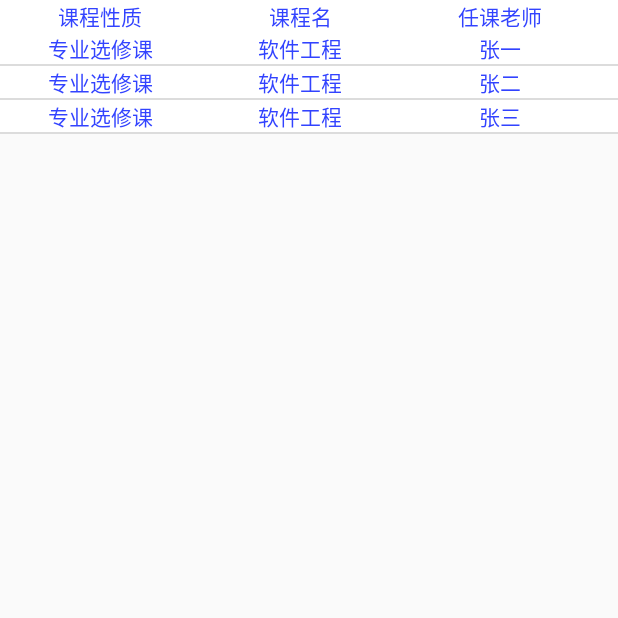
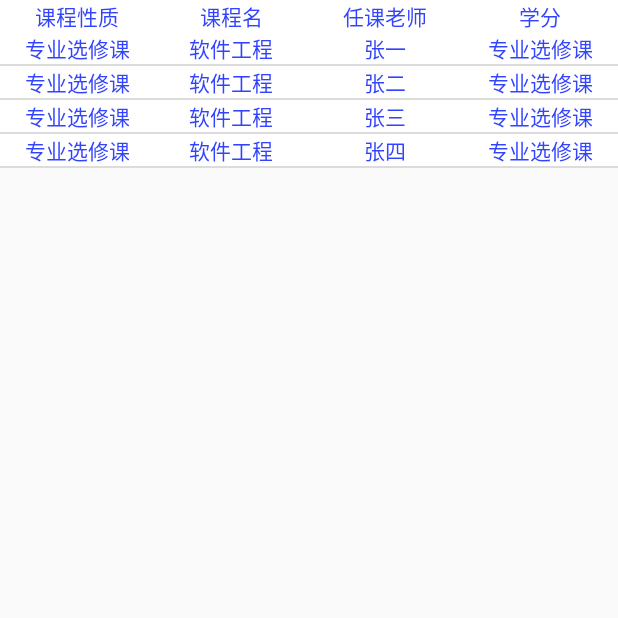
Before and after one commit to Cowin1997/CoUrSeSyStEm, an Android app: the fragment FragmentCommon placed in its activity, on a phone screen of 412 x 824 dp, the top half of it. Run offline under Robolectric (Android 15) with nearby library versions, the light colour scheme and no system bars; libraries missing offline, so code that uses them is left out: com.heima.tabview; plain views replace TabView; 9 statements that could not run were skipped.

Commit message:
2018-12-07 1:17

```diff
--- a/app/build.gradle
+++ b/app/build.gradle
@@ -27,5 +27,6 @@ dependencies {
     androidTestImplementation 'com.android.support.test:runner:1.0.2'
     androidTestImplementation 'com.android.support.test.espresso:espresso-core:3.0.2'
     implementation 'com.android.support:recyclerview-v7:27.1.1'
+    implementation 'com.android.support:percent:27.1.1'
 
 }
--- a/app/src/main/java/www/hqu/edu/cn/lxb/Adapters/StudentCourseAdapter.java
+++ b/app/src/main/java/www/hqu/edu/cn/lxb/Adapters/StudentCourseAdapter.java
@@ -3,6 +3,7 @@ package www.hqu.edu.cn.lxb.Adapters;
 import android.content.Context;
 import android.support.annotation.NonNull;
 import android.support.v7.widget.RecyclerView;
+import android.view.LayoutInflater;
 import android.view.View;
 import android.view.ViewGroup;
 import android.widget.TextView;
@@ -19,6 +20,21 @@ public class StudentCourseAdapter extends RecyclerView.Adapter <StudentCourseAda
     //传递进来的参数
     List<Course> list;
 
+    public List<Course> getList() {
+        return list;
+    }
+
+    public void setList(List<Course> list) {
+        this.list = list;
+    }
+
+    /**
+     *
+     *  初始化
+     *
+     * @param context
+     * @param list
+     */
 
     public StudentCourseAdapter(Context context, List<Course> list) {
         this.context = context;
@@ -29,10 +45,15 @@ public class StudentCourseAdapter extends RecyclerView.Adapter <StudentCourseAda
     @Override
     public MyHolder onCreateViewHolder(@NonNull ViewGroup parent, int viewType) {
         //创建自定义布局
-        View itemView = View.inflate(context, R.layout.item_layout, null);
+        LayoutInflater inflater = LayoutInflater.from(context);
+        // 下面这个 有毒 , 不会使用root view
+        //  View itemView = View.inflate(context, R.layout.item_layout, null);
+        View itemView = inflater.inflate(R.layout.item_layout,parent, false);
         return new MyHolder(itemView);
     }
 
+
+    // 数据绑定
     @Override
     public void onBindViewHolder(@NonNull MyHolder holder, int position) {
 
@@ -46,6 +67,11 @@ public class StudentCourseAdapter extends RecyclerView.Adapter <StudentCourseAda
 
     }
 
+    /**
+     *   这个方法返回整数,用于数据绑定的行数;
+     *
+      * @return
+     */
     @Override
     public int getItemCount() {
         return list.size();
@@ -76,7 +102,6 @@ public class StudentCourseAdapter extends RecyclerView.Adapter <StudentCourseAda
             teacherName = itemView.findViewById(R.id.teachername);
             //学分
             courseCredit = itemView.findViewById(R.id.coursecredit);
-
 
             //点击事件放在adapter中使用，也可以写个接口在activity中调用
             //方法一：在adapter中设置点击事件
--- a/app/src/main/java/www/hqu/edu/cn/lxb/Fragments/FragmentCommon.java
+++ b/app/src/main/java/www/hqu/edu/cn/lxb/Fragments/FragmentCommon.java
@@ -8,6 +8,7 @@ import android.support.v7.widget.GridLayoutManager;
 import android.support.v7.widget.LinearLayoutManager;
 import android.support.v7.widget.RecyclerView;
 import android.support.v7.widget.StaggeredGridLayoutManager;
+import android.util.Log;
 import android.view.LayoutInflater;
 import android.view.View;
 import android.view.ViewGroup;
@@ -33,10 +34,20 @@ public class FragmentCommon extends Fragment {
         fragmentCommon.setArguments(bundle);
         return fragmentCommon;
     }
+
+    public List<Course> getList() {
+        return list;
+    }
+
+    public void setList(List<Course> list) {
+        this.list = list;
+    }
+
     @Nullable @Override
     public View onCreateView(LayoutInflater inflater,
                              @Nullable ViewGroup container, @Nullable Bundle savedInstanceState) {
         initData();
+
         View view=inflater.inflate(R.layout.fragment_common,container,false);
         // 获取Fragment的recyclerView组件
         mRecyclerView = view.findViewById(R.id.recyclerView);
@@ -50,7 +61,7 @@ public class FragmentCommon extends Fragment {
         studentCourseAdapter = new StudentCourseAdapter(getActivity(), list);
         //设置适配器
         mRecyclerView.setAdapter(studentCourseAdapter);
-
+        Log.i("Fragment","------------onCreateView---------------");
         return view;
     }
 
@@ -66,6 +77,35 @@ public class FragmentCommon extends Fragment {
         list.add(course1);
         list.add(course2);
         list.add(course3);
+        list.add(course4);
 
     }
+
+
+    @Override
+    public void onHiddenChanged(boolean hidden) {
+        super.onHiddenChanged(hidden);
+        if(hidden){   // 切换的时候会隐藏
+
+        } else {
+          this.updateData(this.getList());
+
+        }
+    }
+    @Override
+    public void onResume() {
+        Log.i("Fragement","resume");
+        super.onResume();
+    }
+
+    /**
+     *  数据更新
+     */
+    public void updateData(List<Course>list){
+        // 对适配器数据进行更新呀
+        studentCourseAdapter.setList(list);
+        studentCourseAdapter.notifyDataSetChanged(); // 当有数据更新的时候需要告诉适配器的鸭
+    }
+
+
 }
--- a/app/src/main/java/www/hqu/edu/cn/lxb/coursesystem/StudentHome.java
+++ b/app/src/main/java/www/hqu/edu/cn/lxb/coursesystem/StudentHome.java
@@ -20,6 +20,7 @@ import java.util.ArrayList;
 import java.util.List;
 
 import www.hqu.edu.cn.lxb.Fragments.FragmentCommon;
+import www.hqu.edu.cn.lxb.entity.Course;
 
 
 public class StudentHome extends AppCompatActivity {
@@ -28,10 +29,17 @@ public class StudentHome extends AppCompatActivity {
     private TextView studentName;
     private TextView studentCollege;
     TabView tabView;
+    FragmentCommon fragmentCommon1;
+    FragmentCommon fragmentCommon2;
     @Override
     protected void onCreate(@Nullable Bundle savedInstanceState) {
 
         super.onCreate(savedInstanceState);
+        // 初始化 两个 fragment
+        fragmentCommon1 = FragmentCommon.newInstance("1");
+        fragmentCommon2 = FragmentCommon.newInstance("2");
+
+
         getSupportActionBar().hide();
         setContentView(R.layout.studenthome);
         tabView=  findViewById(R.id.tabView);
@@ -70,16 +78,26 @@ public class StudentHome extends AppCompatActivity {
 
 
         List<TabViewChild> tabViewChildList=new ArrayList<>();
-        TabViewChild tabViewChild01=new TabViewChild(0,0,"首页",FragmentCommon.newInstance("1"));
-        TabViewChild tabViewChild02=new TabViewChild(0,0,"设置",FragmentCommon.newInstance("2"));
+        TabViewChild tabViewChild01=new TabViewChild(0,0,"首页",fragmentCommon1);
+        TabViewChild tabViewChild02=new TabViewChild(0,0,"设置",fragmentCommon2);
 
         tabViewChildList.add(tabViewChild01);
         tabViewChildList.add(tabViewChild02);
         tabView.setTabViewDefaultPosition(2);
         tabView.setTabViewChild(tabViewChildList,getSupportFragmentManager());
+
         tabView.setOnTabChildClickListener(new TabView.OnTabChildClickListener() {
-            @Override
-            public void onTabChildClick(int position, ImageView currentImageIcon, TextView currentTextView) {
+                    @Override
+                    public void onTabChildClick(int position, ImageView currentImageIcon, TextView currentTextView) {
+                        if (position==1){
+                            List<Course> list = new ArrayList<>();
+                            Course course1 = new Course("软件工程","张一",1,"计算机科学与技术","网络工程","12345",50,"专业选修课");
+                            list.add(course1);
+                            fragmentCommon2.setList(list);
+
+
+                        }
+
                  Toast.makeText(getApplicationContext(),"position:"+position,Toast.LENGTH_SHORT).show();
             }
         });
--- a/app/src/main/res/layout/fragment_common.xml
+++ b/app/src/main/res/layout/fragment_common.xml
@@ -1,7 +1,7 @@
 <?xml version="1.0" encoding="utf-8"?>
 <LinearLayout xmlns:android="http://schemas.android.com/apk/res/android"
     android:layout_width="match_parent"
-    android:layout_height="match_parent"
+    android:layout_height="wrap_content"
     android:orientation="vertical"
 
     >
@@ -13,32 +13,36 @@
         android:background="#FFFFFF"
         >
         <TextView
-            android:id="@+id/coursetype"
-            android:layout_width="200px"
+
+            android:layout_width="0px"
+            android:layout_weight="1"
             android:layout_height="wrap_content"
             android:textColor="@color/blue_500"
             android:text="课程性质"
             android:textAlignment="center"
             />
         <TextView
-            android:id="@+id/coursename"
-            android:layout_width="200px"
+
+            android:layout_width="0px"
+            android:layout_weight="1"
             android:layout_height="wrap_content"
             android:textColor="@color/blue_500"
             android:text="课程名"
             android:textAlignment="center"
             />
         <TextView
-            android:id="@+id/teachername"
-            android:layout_width="200px"
+
+            android:layout_width="0px"
+            android:layout_weight="1"
             android:layout_height="wrap_content"
             android:textColor="@color/blue_500"
             android:text="任课老师"
             android:textAlignment="center"
             />
         <TextView
-            android:id="@+id/coursecredit"
-            android:layout_width="200px"
+
+            android:layout_width="0px"
+            android:layout_weight="1"
             android:layout_height="wrap_content"
             android:textColor="@color/blue_500"
             android:text="学分"
--- a/app/src/main/res/layout/item_layout.xml
+++ b/app/src/main/res/layout/item_layout.xml
@@ -2,12 +2,13 @@
 <LinearLayout xmlns:android="http://schemas.android.com/apk/res/android"
     android:orientation="horizontal"
     android:layout_width="match_parent"
-    android:layout_height="match_parent"
+    android:layout_height="wrap_content"
     android:background="#FFFFFF"
     >
     <TextView
         android:id="@+id/coursetype"
-        android:layout_width="200px"
+        android:layout_width="0px"
+        android:layout_weight="1"
         android:layout_height="wrap_content"
         android:textColor="@color/blue_500"
         android:text="课程性质"
@@ -15,7 +16,8 @@
         />
     <TextView
         android:id="@+id/coursename"
-        android:layout_width="200px"
+        android:layout_width="0px"
+        android:layout_weight="1"
         android:layout_height="wrap_content"
         android:textColor="@color/blue_500"
         android:text="课程名"
@@ -23,7 +25,8 @@
         />
     <TextView
         android:id="@+id/teachername"
-        android:layout_width="200px"
+        android:layout_width="0px"
+        android:layout_weight="1"
         android:layout_height="wrap_content"
         android:textColor="@color/blue_500"
         android:text="任课老师"
@@ -31,7 +34,8 @@
         />
     <TextView
         android:id="@+id/coursecredit"
-        android:layout_width="200px"
+        android:layout_width="0px"
+        android:layout_weight="1"
         android:layout_height="wrap_content"
         android:textColor="@color/blue_500"
         android:text="学分"
```
